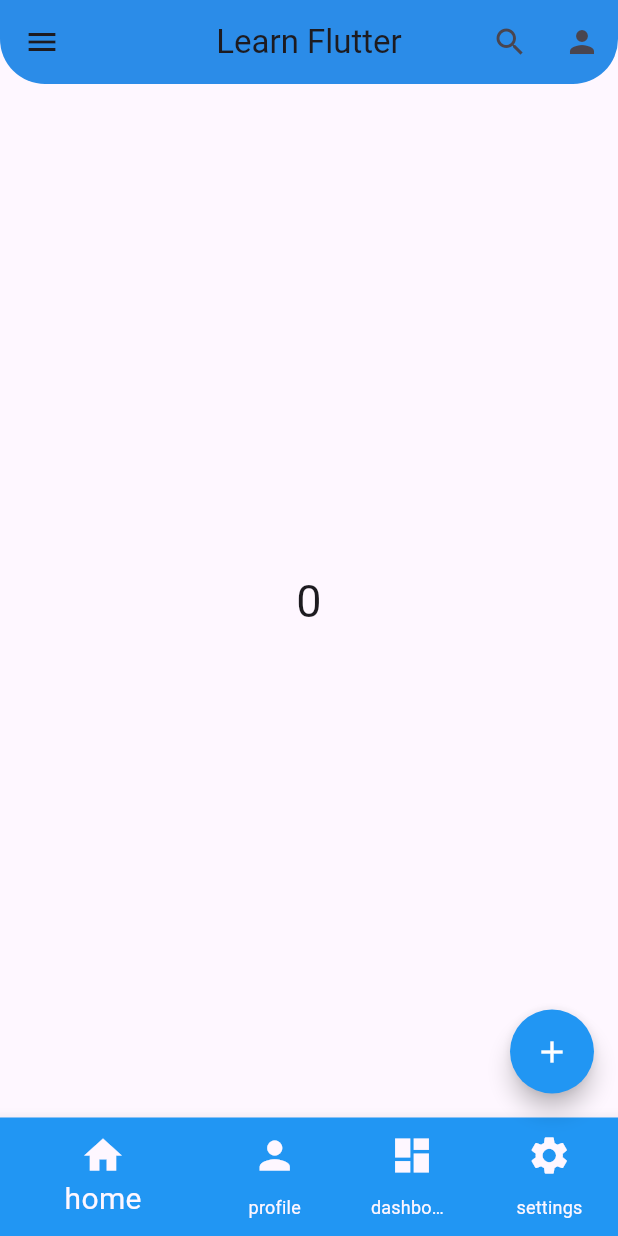
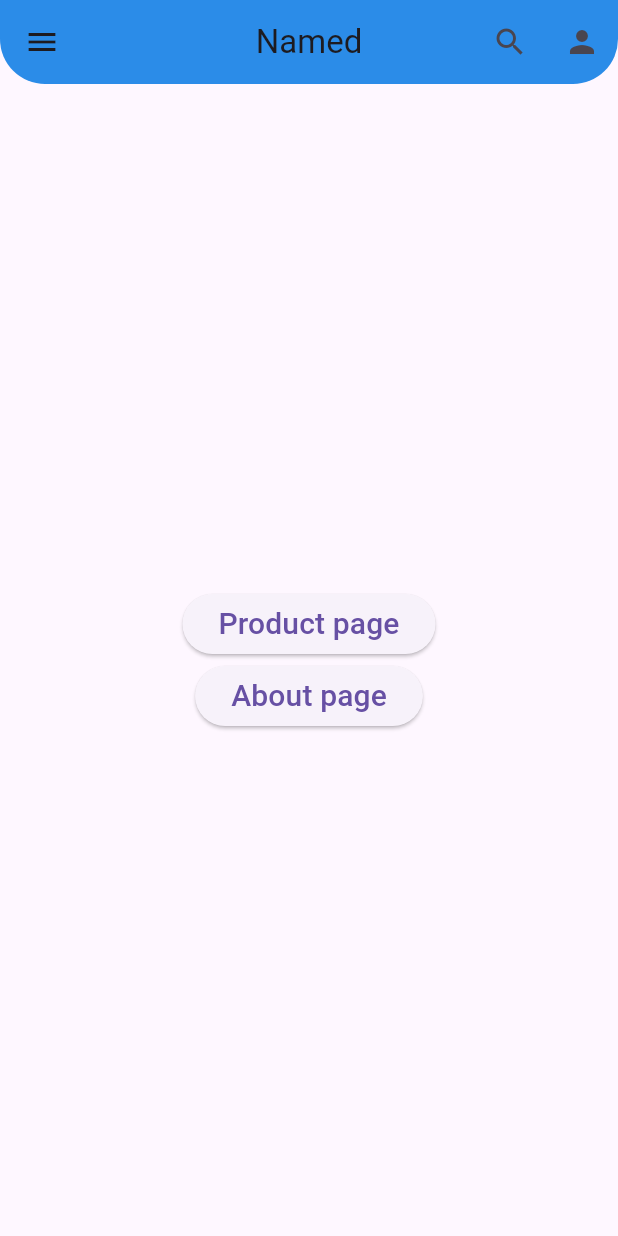
Before and after one commit to HaroonEA/my_first_app, a Flutter app: the screen it shows after launch, on a phone screen of 412 x 824 dp. Run offline on Flutter 3.47's test engine with Material 3 defaults, Android fonts, the phone set to English and light mode, and no system bars.

Commit message:
Learned tab bar,radio btn,navigation,navigation named route

```diff
--- a/lib/main.dart
+++ b/lib/main.dart
@@ -12,7 +12,13 @@ import 'package:flutter/material.dart';
 //import './widgets/11drawer.dart';
 //import './widgets/12checkbox.dart';
 //import './widgets/13bottomnavbar.dart';
-import './widgets/14floatbtn.dart';
+//import './widgets/14floatbtn.dart';
+//import './widgets/15tab.dart';
+//import './widgets/16radio.dart';
+//import './widgets/17navigation.dart';
+import 'screens/home.dart';
+import 'screens/product.dart';
+import 'screens/about.dart';
 
 void main() {
   runApp(const MyApp());
@@ -23,6 +29,15 @@ class MyApp extends StatelessWidget {
 
   @override
   Widget build(BuildContext context) {
-    return MaterialApp(title: 'Demo App', home: MyWidget());
+    return MaterialApp(
+      title: 'Demo App',
+      debugShowCheckedModeBanner: false,
+      routes: {
+        '/': (context) => const HomeWidget(),
+        '/product': (context) => const ProductScreen(),
+        '/about': (context) => const AboutScreen(),
+      },
+      initialRoute: '/',
+    );
   }
 }
--- /dev/null
+++ b/lib/screens/home.dart
@@ -0,0 +1,53 @@
+import 'package:flutter/material.dart';
+
+class HomeWidget extends StatefulWidget {
+  const HomeWidget({super.key});
+
+  @override
+  State<HomeWidget> createState() => _HomeWidgetState();
+}
+
+class _HomeWidgetState extends State<HomeWidget> {
+  String? gender;
+  String? status;
+  @override
+  Widget build(BuildContext context) {
+    return Scaffold(
+        appBar: AppBar(
+          title: Text("Named"),
+          centerTitle: true,
+          backgroundColor: Colors.blue,
+          elevation: 20,
+          leading: Icon(Icons.menu),
+          actions: [
+            IconButton(onPressed: () {}, icon: Icon(Icons.search)),
+            IconButton(onPressed: () {}, icon: Icon(Icons.person)),
+          ],
+          shape: RoundedRectangleBorder(
+              borderRadius: BorderRadius.vertical(bottom: Radius.circular(30))),
+        ),
+        body: Center(
+          child: Column(
+            mainAxisAlignment: MainAxisAlignment.center,
+            children: [
+              ElevatedButton(
+                  onPressed: () {
+                    Navigator.pushNamed(context, "/product");
+                  },
+                  child: Text(
+                    "Product page",
+                    style: TextStyle(fontSize: 20),
+                  )),
+              ElevatedButton(
+                  onPressed: () {
+                    Navigator.pushNamed(context, "/about");
+                  }, //there will be a default back button on new pages
+                  child: Text(
+                    "About page",
+                    style: TextStyle(fontSize: 20),
+                  ))
+            ],
+          ),
+        ));
+  }
+}
```
Also changed, not shown: lib/screens/about.dart (added, +20 -0 lines), lib/screens/product.dart (added, +30 -0 lines), lib/widgets/15tab.dart (added, +116 -0 lines), lib/widgets/16radio.dart (added, +110 -0 lines), lib/widgets/17navigation.dart (added, +59 -0 lines).
